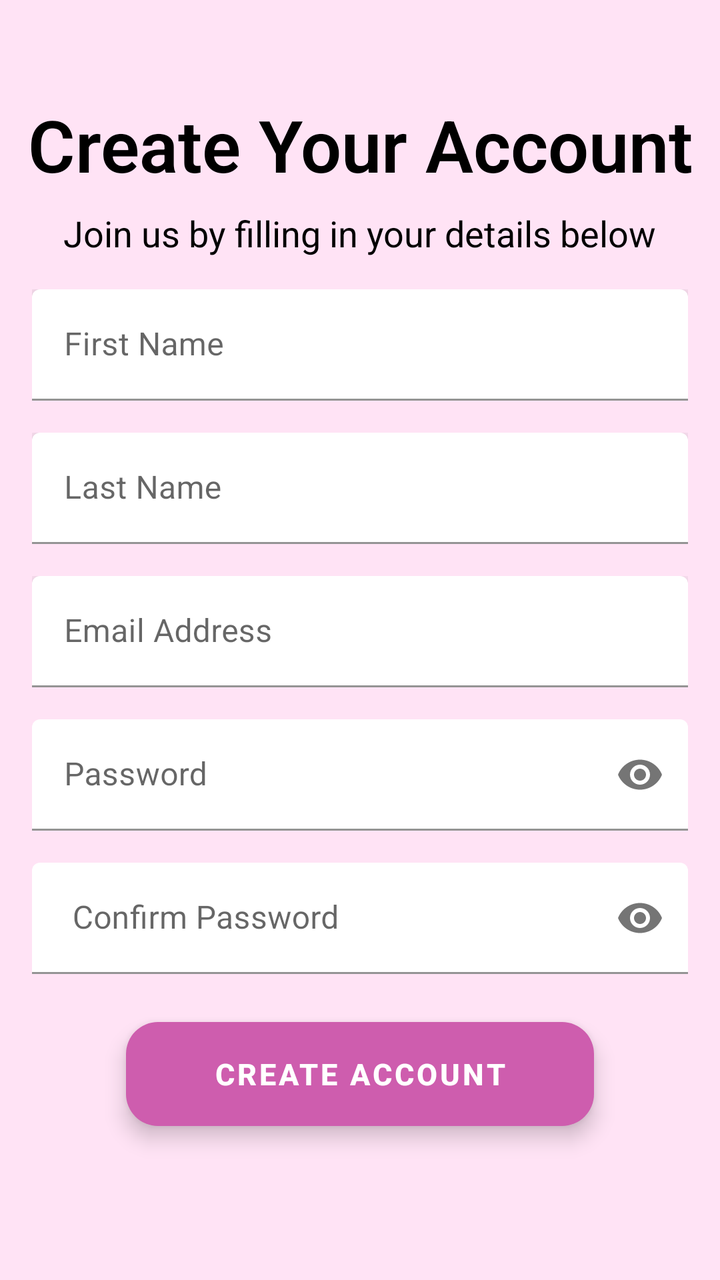
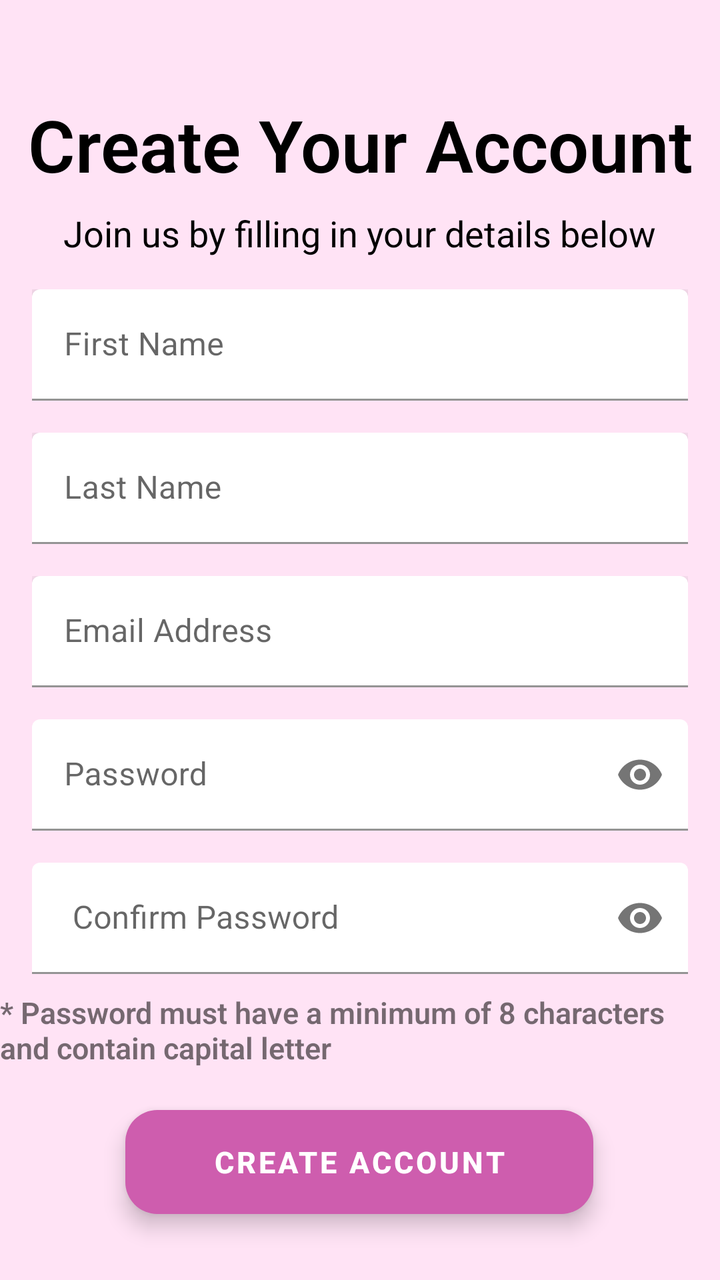

Screens rendered from an Android XML layout before and after an edit, with the pre-edit source and the edit as a unified diff.
<!-- AndroidManifest.xml: activity theme Theme.BookingApp -->
<!-- res/layout/activity_signup.xml -->
<?xml version="1.0" encoding="utf-8"?>
<androidx.constraintlayout.widget.ConstraintLayout xmlns:android="http://schemas.android.com/apk/res/android"
    xmlns:app="http://schemas.android.com/apk/res-auto"
    xmlns:tools="http://schemas.android.com/tools"
    android:layout_width="match_parent"
    android:layout_height="match_parent"
    android:background="@color/pink"
    tools:context=".SignupActivity">


    <TextView
        android:id="@+id/textViewSignupTitle"
        android:layout_width="wrap_content"
        android:layout_height="wrap_content"
        android:layout_marginTop="48dp"
        android:fontFamily="sans-serif-light"
        android:text="Create Your Account"
        android:textColor="@color/black"
        android:textSize="36sp"
        android:textStyle="bold"
        app:layout_constraintEnd_toEndOf="parent"
        app:layout_constraintStart_toStartOf="parent"
        app:layout_constraintTop_toTopOf="parent" />

    <TextView
        android:id="@+id/textViewSignupSubtitle"
        android:layout_width="wrap_content"
        android:layout_height="wrap_content"
        android:layout_marginTop="8dp"
        android:fontFamily="sans-serif"
        android:text="Join us by filling in your details below"
        android:textColor="@color/black"
        android:textSize="18sp"
        app:layout_constraintEnd_toEndOf="parent"
        app:layout_constraintStart_toStartOf="parent"
        app:layout_constraintTop_toBottomOf="@id/textViewSignupTitle" />


    <com.google.android.material.textfield.TextInputLayout
        android:id="@+id/textInputLayoutFirstName"
        android:layout_width="0dp"
        android:layout_height="wrap_content"
        android:layout_marginStart="16dp"
        android:layout_marginTop="16dp"
        android:layout_marginEnd="16dp"
        android:elevation="8dp"
        app:layout_constraintEnd_toEndOf="parent"
        app:layout_constraintStart_toStartOf="parent"
        app:layout_constraintTop_toBottomOf="@id/textViewSignupSubtitle"
        app:boxStrokeColor="@color/black"
        app:boxBackgroundColor="@color/white">

        <com.google.android.material.textfield.TextInputEditText
            android:id="@+id/editTextSignupFirstName"
            android:layout_width="match_parent"
            android:layout_height="wrap_content"
            android:hint="First Name"
            android:elevation="8dp"
            android:textColorHint="@color/black"
            android:inputType="text"
            android:textColor="@color/black"
            android:backgroundTint="@color/white"/>
    </com.google.android.material.textfield.TextInputLayout>

    <com.google.android.material.textfield.TextInputLayout
        android:id="@+id/textInputLayoutLastName"
        android:layout_width="0dp"
        android:layout_height="wrap_content"
        android:layout_marginStart="16dp"
        android:layout_marginTop="16dp"
        android:layout_marginEnd="16dp"
        android:elevation="8dp"
        app:layout_constraintEnd_toEndOf="parent"
        app:layout_constraintStart_toStartOf="parent"
        app:layout_constraintTop_toBottomOf="@id/textInputLayoutFirstName"
        app:boxStrokeColor="@color/black"
        app:boxBackgroundColor="@color/white">

        <com.google.android.material.textfield.TextInputEditText
            android:id="@+id/editTextSignupLastName"
            android:layout_width="match_parent"
            android:layout_height="wrap_content"
            android:hint="Last Name"
            android:elevation="8dp"
            android:textColorHint="@color/black"
            android:inputType="text"
            android:textColor="@color/black"
            android:backgroundTint="@color/white"/>
    </com.google.android.material.textfield.TextInputLayout>

    <com.google.android.material.textfield.TextInputLayout
        android:id="@+id/textInputLayoutSignupEmail"
        android:layout_width="0dp"
        android:layout_height="wrap_content"
        android:layout_marginStart="16dp"
        android:layout_marginTop="16dp"
        android:layout_marginEnd="16dp"
        android:elevation="8dp"
        app:layout_constraintEnd_toEndOf="parent"
        app:layout_constraintStart_toStartOf="parent"
        app:layout_constraintTop_toBottomOf="@id/textInputLayoutLastName"
        app:boxStrokeColor="@color/black"
        app:boxBackgroundColor="@color/white">

        <com.google.android.material.textfield.TextInputEditText
            android:id="@+id/editTextSignupEmail"
            android:layout_width="match_parent"
            android:layout_height="wrap_content"
            android:hint="Email Address"
            android:elevation="8dp"
            android:textColorHint="@color/black"
            android:inputType="textEmailAddress"
            android:textColor="@color/black"
            android:backgroundTint="@color/white"/>
    </com.google.android.material.textfield.TextInputLayout>

    <com.google.android.material.textfield.TextInputLayout
        android:id="@+id/textInputLayoutSignupPassword"
        android:layout_width="0dp"
        android:layout_height="wrap_content"
        android:layout_marginStart="16dp"
        android:layout_marginTop="16dp"
        android:layout_marginEnd="16dp"
        android:elevation="8dp"
        app:layout_constraintEnd_toEndOf="parent"
        app:layout_constraintStart_toStartOf="parent"
        app:layout_constraintTop_toBottomOf="@id/textInputLayoutSignupEmail"
        app:boxStrokeColor="@color/black"
        app:boxBackgroundColor="@color/white"
        app:endIconMode="password_toggle"
        app:passwordToggleTint="@color/black">>

        <com.google.android.material.textfield.TextInputEditText
            android:id="@+id/editTextSignupPassword"
            android:layout_width="match_parent"
            android:layout_height="wrap_content"
            android:hint="Password"
            android:textColorHint="@color/black"
            android:inputType="textPassword"
            android:textColor="@color/black"
            android:backgroundTint="@color/white"/>
    </com.google.android.material.textfield.TextInputLayout>


    <com.google.android.material.textfield.TextInputLayout
        android:id="@+id/textInputLayoutSignupConfirmPassword"
        android:layout_width="0dp"
        android:layout_height="wrap_content"
        android:layout_marginStart="16dp"
        android:layout_marginTop="16dp"
        android:layout_marginEnd="16dp"
        android:elevation="8dp"
        app:layout_constraintEnd_toEndOf="parent"
        app:layout_constraintStart_toStartOf="parent"
        app:layout_constraintTop_toBottomOf="@id/textInputLayoutSignupPassword"
        app:boxStrokeColor="@color/black"
        app:boxBackgroundColor="@color/white"
        app:endIconMode="password_toggle"
        app:passwordToggleTint="@color/black">>

        <com.google.android.material.textfield.TextInputEditText
            android:id="@+id/editTextSignupConfirmPassword"
            android:layout_width="match_parent"
            android:layout_height="wrap_content"
            android:hint=" Confirm Password"
            android:textColorHint="@color/black"
            android:inputType="textPassword"
            android:textColor="@color/black"
            android:backgroundTint="@color/white"/>
    </com.google.android.material.textfield.TextInputLayout>



    <Button
        android:id="@+id/buttonSignupSubmit"
        android:layout_width="234dp"
        android:layout_height="52dp"
        android:layout_marginTop="24dp"
        android:background="@drawable/rounded_button"
        android:text="Create Account"
        android:textColor="@android:color/white"
        android:textSize="15sp"
        android:textStyle="bold"
        android:translationZ="4dp"
        app:layout_constraintEnd_toEndOf="parent"
        app:layout_constraintStart_toStartOf="parent"
        app:layout_constraintTop_toBottomOf="@id/textInputLayoutSignupConfirmPassword" />

</androidx.constraintlayout.widget.ConstraintLayout>
<!-- resources referenced by this layout -->
<resources>
  <color name="black">#FF000000</color>
  <color name="pink">#FFE3F5</color>
  <color name="white">#FFFFFFFF</color>
  <!-- drawable rounded_button (drawable) -->
  <?xml version="1.0" encoding="utf-8"?>
  <shape xmlns:android="http://schemas.android.com/apk/res/android"
      android:shape="rectangle">
  
      
      <solid android:color="@color/dark_pink"/>
  
      
      <corners android:radius="16dp"/>
  
      
      <padding
          android:left="16dp"
          android:right="16dp"/>
  </shape>
  <style name="Theme.BookingApp" parent="Base.Theme.BookingApp" />
  <color name="dark_pink">#CE5DAE</color>
  <style name="Base.Theme.BookingApp" parent="Theme.MaterialComponents.Light.NoActionBar">
          
          <item name="colorPrimary">@color/dark_pink</item>
          <item name="colorPrimaryVariant">@color/dark_pink</item>
          <item name="colorAccent">@color/dark_pink</item>
          <item name="colorButtonNormal">@color/dark_pink</item>
      </style>
</resources>

<!-- the commit's change to res/layout/activity_signup.xml (unified diff, before → after) -->
@@ -169,13 +169,25 @@
             android:backgroundTint="@color/white"/>
     </com.google.android.material.textfield.TextInputLayout>
 
-
+    <TextView
+        android:id="@+id/textPasswordDetails"
+        android:layout_width="wrap_content"
+        android:layout_height="wrap_content"
+        android:layout_marginTop="496dp"
+        android:fontFamily="sans-serif-light"
+        android:text="* Password must have a minimum of 8 characters and contain capital letter"
+        android:textSize="15sp"
+        android:textStyle="bold"
+        app:layout_constraintEnd_toEndOf="parent"
+        app:layout_constraintHorizontal_bias="1.0"
+        app:layout_constraintStart_toStartOf="parent"
+        app:layout_constraintTop_toTopOf="parent" />
 
     <Button
         android:id="@+id/buttonSignupSubmit"
         android:layout_width="234dp"
         android:layout_height="52dp"
-        android:layout_marginTop="24dp"
+        android:layout_marginTop="68dp"
         android:background="@drawable/rounded_button"
         android:text="Create Account"
         android:textColor="@android:color/white"
@@ -183,6 +195,7 @@
         android:textStyle="bold"
         android:translationZ="4dp"
         app:layout_constraintEnd_toEndOf="parent"
+        app:layout_constraintHorizontal_bias="0.497"
         app:layout_constraintStart_toStartOf="parent"
         app:layout_constraintTop_toBottomOf="@id/textInputLayoutSignupConfirmPassword" />
 
